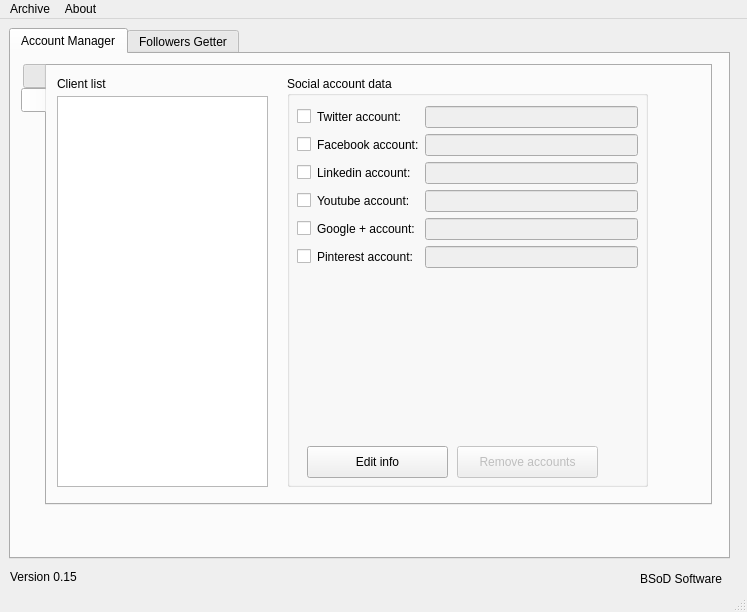
Qt form QtDesignerGUI/GUI.ui (PaytonZ/python-get-followers) before a commit.
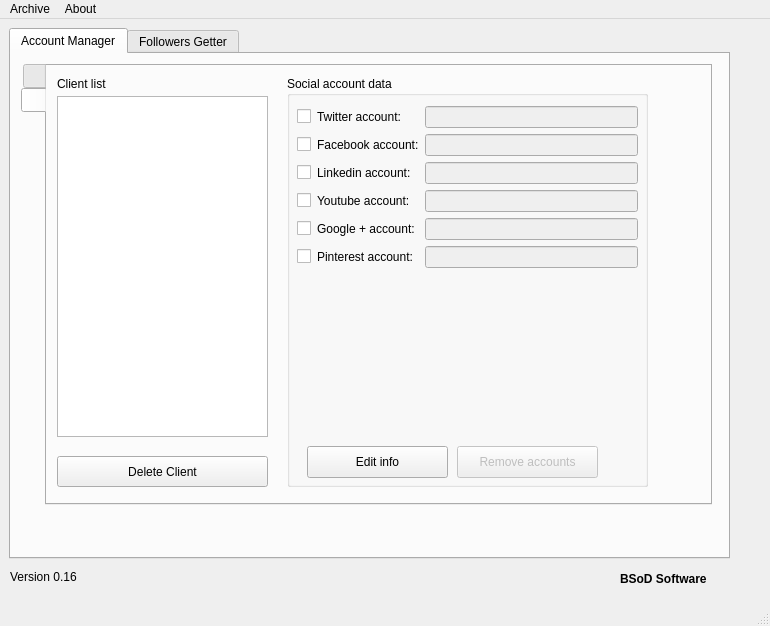
The same form after that commit. Icons and pictures are not drawn.

```diff
--- a/QtDesignerGUI/GUI.ui
+++ b/QtDesignerGUI/GUI.ui
@@ -6,8 +6,8 @@
    <rect>
     <x>0</x>
     <y>0</y>
-    <width>747</width>
-    <height>612</height>
+    <width>770</width>
+    <height>626</height>
    </rect>
   </property>
   <property name="windowTitle">
@@ -482,10 +482,23 @@
           <x>10</x>
           <y>30</y>
           <width>211</width>
-          <height>391</height>
+          <height>341</height>
          </rect>
         </property>
        </widget>
+       <widget class="QPushButton" name="deleteClientButton">
+        <property name="geometry">
+         <rect>
+          <x>10</x>
+          <y>390</y>
+          <width>211</width>
+          <height>31</height>
+         </rect>
+        </property>
+        <property name="text">
+         <string>Delete Client</string>
+        </property>
+       </widget>
       </widget>
      </widget>
     </widget>
@@ -534,20 +547,20 @@
      </rect>
     </property>
     <property name="text">
-     <string>Version 0.15</string>
+     <string>Version 0.16</string>
     </property>
    </widget>
    <widget class="QLabel" name="versionGUI_2">
     <property name="geometry">
      <rect>
-      <x>640</x>
+      <x>620</x>
       <y>550</y>
-      <width>91</width>
+      <width>101</width>
       <height>20</height>
      </rect>
     </property>
     <property name="text">
-     <string>BSoD Software</string>
+     <string>&lt;html&gt;&lt;head/&gt;&lt;body&gt;&lt;p&gt;&lt;span style=&quot; font-weight:600;&quot;&gt;BSoD Software&lt;/span&gt;&lt;/p&gt;&lt;/body&gt;&lt;/html&gt;</string>
     </property>
    </widget>
   </widget>
@@ -556,7 +569,7 @@
     <rect>
      <x>0</x>
      <y>0</y>
-     <width>747</width>
+     <width>770</width>
      <height>20</height>
     </rect>
    </property>
```
Left out of the diff: 14 changed lines with no effect on the pictures.
